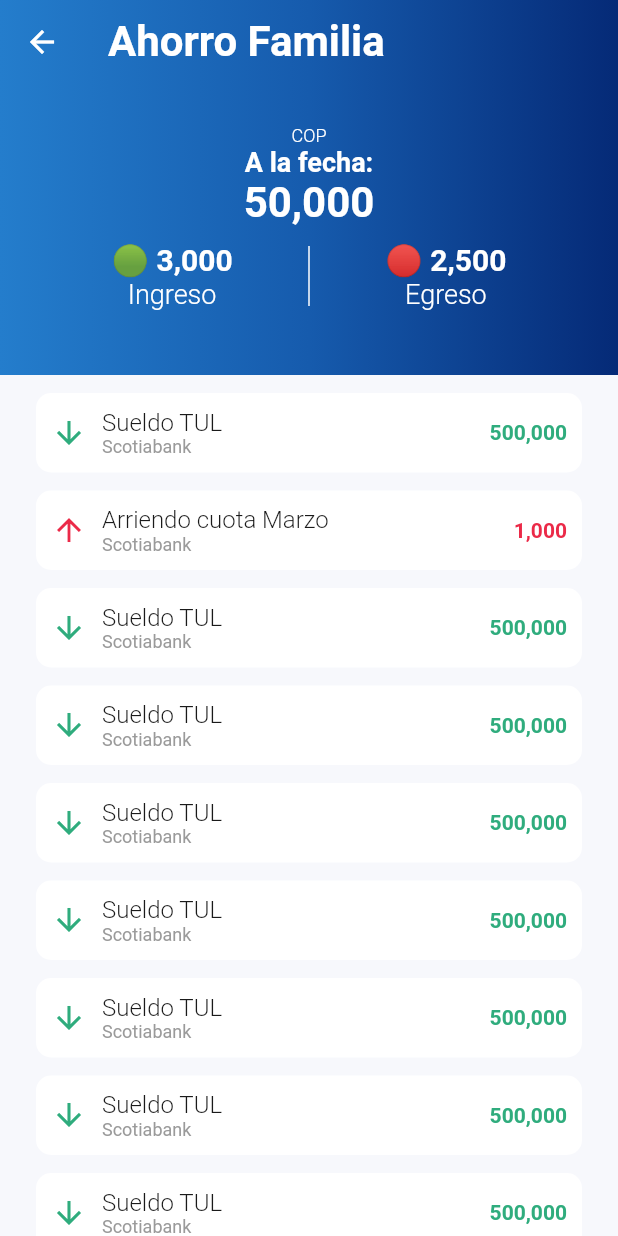
After one commit to SebasAriasDEV/Expenses-App-Frontend, a Flutter app: the screen it shows after launch, after a tap on "Ahorro Familia", on a phone screen of 412 x 824 dp. The commit adds this screen. Run offline on Flutter 3.47's test engine with Material 2 defaults, Android fonts, the phone set to English and light mode, and no system bars; our stand-ins replace flutter_svg; Roboto replaces fonts that are missing (Avenir).

Commit message:
Transaction screens for category and account

```diff
--- a/lib/main.dart
+++ b/lib/main.dart
@@ -1,5 +1,6 @@
 import 'package:flutter/material.dart';
 import 'package:i_budget_app/ui/screens/home_screen.dart';
+import 'package:i_budget_app/ui/screens/transactions_category_screen.dart';
 import 'package:i_budget_app/utils/themes.dart';
 
 void main() {
--- a/lib/models/category_model.dart
+++ b/lib/models/category_model.dart
@@ -1,6 +1,6 @@
 class TCategory {
   String name;
-  int monthlyBudget;
+  double monthlyBudget;
   String uid;
 
   static List<TCategory> dummyCategories = [
--- /dev/null
+++ b/lib/models/transaction_model.dart
@@ -0,0 +1,247 @@
+class Transaction {
+  static List<Transaction> get dummyTransactions => [
+        Transaction(
+          transactionType: 'INCOME',
+          amount: 500000,
+          date: DateTime.now(),
+          description: 'Sueldo TUL',
+          user: 'Sebas',
+          account: 'Scotiabank',
+          category: 'Sueldo',
+          uid: 'GGGGG',
+        ),
+        Transaction(
+          transactionType: 'EXPENSE',
+          amount: 1000,
+          date: DateTime.now(),
+          description: 'Arriendo cuota Marzo',
+          user: 'Sebas',
+          account: 'Scotiabank',
+          category: 'Sueldo',
+          uid: 'GGGGG',
+        ),
+        Transaction(
+          transactionType: 'INCOME',
+          amount: 500000,
+          date: DateTime.now(),
+          description: 'Sueldo TUL',
+          user: 'Sebas',
+          account: 'Scotiabank',
+          category: 'Sueldo',
+          uid: 'GGGGG',
+        ),
+        Transaction(
+          transactionType: 'INCOME',
+          amount: 500000,
+          date: DateTime.now(),
+          description: 'Sueldo TUL',
+          user: 'Sebas',
+          account: 'Scotiabank',
+          category: 'Sueldo',
+          uid: 'GGGGG',
+        ),
+        Transaction(
+          transactionType: 'INCOME',
+          amount: 500000,
+          date: DateTime.now(),
+          description: 'Sueldo TUL',
+          user: 'Sebas',
+          account: 'Scotiabank',
+          category: 'Sueldo',
+          uid: 'GGGGG',
+        ),
+        Transaction(
+          transactionType: 'INCOME',
+          amount: 500000,
+          date: DateTime.now(),
+          description: 'Sueldo TUL',
+          user: 'Sebas',
+          account: 'Scotiabank',
+          category: 'Sueldo',
+          uid: 'GGGGG',
+        ),
+        Transaction(
+          transactionType: 'INCOME',
+          amount: 500000,
+          date: DateTime.now(),
+          description: 'Sueldo TUL',
+          user: 'Sebas',
+          account: 'Scotiabank',
+          category: 'Sueldo',
+          uid: 'GGGGG',
+        ),
+        Transaction(
+          transactionType: 'INCOME',
+          amount: 500000,
+          date: DateTime.now(),
+          description: 'Sueldo TUL',
+          user: 'Sebas',
+          account: 'Scotiabank',
+          category: 'Sueldo',
+          uid: 'GGGGG',
+        ),
+        Transaction(
+          transactionType: 'INCOME',
+          amount: 500000,
+          date: DateTime.now(),
+          description: 'Sueldo TUL',
+          user: 'Sebas',
+          account: 'Scotiabank',
+          category: 'Sueldo',
+          uid: 'GGGGG',
+        ),
+        Transaction(
+          transactionType: 'INCOME',
+          amount: 500000,
+          date: DateTime.now(),
+          description: 'Sueldo TUL',
+          user: 'Sebas',
+          account: 'Scotiabank',
+          category: 'Sueldo',
+          uid: 'GGGGG',
+        ),
+        Transaction(
+          transactionType: 'INCOME',
+          amount: 500000,
+          date: DateTime.now(),
+          description: 'Sueldo TUL',
+          user: 'Sebas',
+          account: 'Scotiabank',
+          category: 'Sueldo',
+          uid: 'GGGGG',
+        ),
+        Transaction(
+          transactionType: 'INCOME',
+          amount: 500000,
+          date: DateTime.now(),
+          description: 'Sueldo TUL',
+          user: 'Sebas',
+          account: 'Scotiabank',
+          category: 'Sueldo',
+          uid: 'GGGGG',
+        ),
+        Transaction(
+          transactionType: 'INCOME',
+          amount: 500000,
+          date: DateTime.now(),
+          description: 'Sueldo TUL',
+          user: 'Sebas',
+          account: 'Scotiabank',
+          category: 'Sueldo',
+          uid: 'GGGGG',
+        ),
+        Transaction(
+          transactionType: 'INCOME',
+          amount: 500000,
+          date: DateTime.now(),
+          description: 'Sueldo TUL',
+          user: 'Sebas',
+          account: 'Scotiabank',
+          category: 'Sueldo',
+          uid: 'GGGGG',
+        ),
+        Transaction(
+          transactionType: 'INCOME',
+          amount: 500000,
+          date: DateTime.now(),
+          description: 'Sueldo TUL',
+          user: 'Sebas',
+          account: 'Scotiabank',
+          category: 'Sueldo',
+          uid: 'GGGGG',
+        ),
+        Transaction(
+          transactionType: 'INCOME',
+          amount: 500000,
+          date: DateTime.now(),
+          description: 'Sueldo TUL',
+          user: 'Sebas',
+          account: 'Scotiabank',
+          category: 'Sueldo',
+          uid: 'GGGGG',
+        ),
+        Transaction(
+          transactionType: 'INCOME',
+          amount: 500000,
+          date: DateTime.now(),
+          description: 'Sueldo TUL',
+          user: 'Sebas',
+          account: 'Scotiabank',
+          category: 'Sueldo',
+          uid: 'GGGGG',
+        ),
+        Transaction(
+          transactionType: 'INCOME',
+          amount: 500000,
+          date: DateTime.now(),
+          description: 'Sueldo TUL',
+          user: 'Sebas',
+          account: 'Scotiabank',
+          category: 'Sueldo',
+          uid: 'GGGGG',
+        ),
+        Transaction(
+          transactionType: 'INCOME',
+          amount: 500000,
+          date: DateTime.now(),
+          description: 'Sueldo TUL',
+          user: 'Sebas',
+          account: 'Scotiabank',
+          category: 'Sueldo',
+          uid: 'GGGGG',
+        ),
+        Transaction(
+          transactionType: 'INCOME',
+          amount: 500000,
+          date: DateTime.now(),
+          description: 'Sueldo TUL',
+          user: 'Sebas',
+          account: 'Scotiabank',
+          category: 'Sueldo',
+          uid: 'GGGGG',
+        ),
+      ];
+
+  Transaction({
+    required this.transactionType,
+    required this.amount,
+    required this.date,
+    required this.description,
+    required this.user,
+    required this.account,
+    required this.category,
+    required this.uid,
+  });
+  final String transactionType;
+  final double amount;
+  final DateTime date;
+  final String description;
+  final String user;
+  final String account;
+  final String category;
+  final String uid;
+
+  factory Transaction.fromJson(Map<String, dynamic> json) => Transaction(
+        transactionType: json['transactionType'],
+        amount: json['amount'],
+        date: json['date'],
+        description: json['description'],
+        user: json['user'],
+        account: json['account'],
+        category: json['category'],
+        uid: json['uid'],
+      );
+
+  Map<String, dynamic> toJson() {
+    final data = <String, dynamic>{};
+    data['transactionType'] = transactionType;
+    data['amount'] = amount;
+    data['date'] = date;
+    data['description'] = description;
+    data['user'] = user;
+    data['account'] = account;
+    data['category'] = category;
+    data['uid'] = uid;
+    return data;
+  }
+}
--- /dev/null
+++ b/lib/models/user_model.dart
@@ -0,0 +1,24 @@
+class User {
+  User({
+    required this.firstName,
+    required this.lastName,
+    required this.uid,
+  });
+  final String firstName;
+  final String lastName;
+  final String uid;
+
+  factory User.fromJson(Map<String, dynamic> json) => User(
+        firstName: json['firstName'],
+        lastName: json['lastName'],
+        uid: json['uid'],
+      );
+
+  Map<String, dynamic> toJson() {
+    final data = <String, dynamic>{};
+    data['firstName'] = firstName;
+    data['lastName'] = lastName;
+    data['uid'] = uid;
+    return data;
+  }
+}
--- a/lib/ui/components/account_card.dart
+++ b/lib/ui/components/account_card.dart
@@ -1,6 +1,7 @@
 import 'package:flutter/material.dart';
 import 'package:i_budget_app/helpers/custom_functions.dart';
 import 'package:i_budget_app/models/account_model.dart';
+import 'package:i_budget_app/ui/screens/transactions_account_screen.dart';
 import 'package:i_budget_app/utils/colors.dart';
 import 'package:i_budget_app/utils/text_themes.dart';
 
@@ -11,7 +12,12 @@ class AccountCard extends StatelessWidget {
 
   @override
   Widget build(BuildContext context) {
-    return Container(
+    return GestureDetector(
+      onTap: () => Navigator.push(
+          context,
+          MaterialPageRoute(
+              builder: (_) => TransactionsAccountScreen(account: account))),
+      child: Container(
         width: 250,
         decoration: BoxDecoration(
           color: kPrimaryColor,
@@ -21,6 +27,7 @@ class AccountCard extends StatelessWidget {
           ),
         ),
         child: CardContent(account: account),
+      ),
     );
   }
 }
--- a/lib/ui/components/category_card.dart
+++ b/lib/ui/components/category_card.dart
@@ -2,6 +2,7 @@ import 'package:flutter/material.dart';
 import 'package:flutter_svg/svg.dart';
 import 'package:i_budget_app/utils/colors.dart';
 import 'package:i_budget_app/utils/text_themes.dart';
+import '../screens/transactions_category_screen.dart';
 
 import '../../models/category_model.dart';
 
@@ -12,13 +13,19 @@ class CategoryCard extends StatelessWidget {
 
   @override
   Widget build(BuildContext context) {
-    return Container(
-      margin: const EdgeInsets.only(bottom: 10.0),
-      decoration: BoxDecoration(
-        color: kWhiteColor,
-        borderRadius: BorderRadius.circular(10.0),
+    return GestureDetector(
+      onTap: () => Navigator.push(
+          context,
+          MaterialPageRoute(
+              builder: (_) => TransactionsCategoryScreen(category: category))),
+      child: Container(
+        margin: const EdgeInsets.only(bottom: 10.0),
+        decoration: BoxDecoration(
+          color: kWhiteColor,
+          borderRadius: BorderRadius.circular(10.0),
+        ),
+        child: CategoryCardContent(category: category),
       ),
-      child: CategoryCardContent(category: category),
     );
   }
 }
--- /dev/null
+++ b/lib/ui/components/transactions/flexible_app_bar_content.dart
@@ -0,0 +1,94 @@
+import 'package:flutter/material.dart';
+
+import '../../../helpers/custom_functions.dart';
+import '../../../utils/colors.dart';
+import '../../../utils/text_themes.dart';
+import '../../../utils/themes.dart';
+
+class FlexibleSpaceContent extends StatelessWidget {
+  const FlexibleSpaceContent({
+    super.key,
+    required this.balance,
+    required this.income,
+    required this.outcome,
+  });
+
+  final double balance;
+  final double income;
+  final double outcome;
+
+  @override
+  Widget build(BuildContext context) {
+    return Container(
+      decoration: const BoxDecoration(
+        color: kPrimaryColor,
+        gradient: LinearGradient(
+          colors: [kPrimaryColorLight, kPrimaryColor, kPrimaryColorDark],
+        ),
+      ),
+      child: SafeArea(
+        child: Padding(
+          padding: EdgeInsets.only(
+            left: CustomThemes.horizontalPadding,
+            right: CustomThemes.horizontalPadding,
+            bottom: 20,
+            top: 60,
+          ),
+          child: Column(
+            mainAxisAlignment: MainAxisAlignment.center,
+            children: [
+              Text(
+                'COP',
+                style: paragraph6.copyWith(color: kWhiteColor),
+              ),
+              Text(
+                'A la fecha:',
+                style: headline5.copyWith(color: kWhiteColor),
+              ),
+              Text(
+                CustomFunctions.formatNumber(balance),
+                style: headline2.copyWith(color: kWhiteColor),
+              ),
+              const SizedBox(height: 10),
+              Row(
+                mainAxisAlignment: MainAxisAlignment.spaceEvenly,
+                children: [
+                  Column(
+                    crossAxisAlignment: CrossAxisAlignment.center,
+                    children: [
+                      Text(
+                        '🟢 ${CustomFunctions.formatNumber(income)}',
+                        style: headline4.copyWith(color: kWhiteColor),
+                      ),
+                      Text(
+                        'Ingreso',
+                        style: paragraph1.copyWith(color: kWhiteColor),
+                      ),
+                    ],
+                  ),
+                  Container(
+                    width: 1,
+                    height: 40,
+                    color: kWhiteColor,
+                  ),
+                  Column(
+                    children: [
+                      Text(
+                        '🔴 ${CustomFunctions.formatNumber(outcome)}',
+                        style: headline4.copyWith(color: kWhiteColor),
+                      ),
+                      Text(
+                        'Egreso',
+                        style: paragraph1.copyWith(color: kWhiteColor),
+                      ),
+                    ],
+                  ),
+                ],
+              )
+            ],
+          ),
+        ),
+      ),
+    );
+  }
+}
--- /dev/null
+++ b/lib/ui/components/transactions/transaction_card.dart
@@ -0,0 +1,53 @@
+import 'package:flutter/material.dart';
+
+import '../../../helpers/custom_functions.dart';
+import '../../../models/transaction_model.dart';
+import '../../../utils/colors.dart';
+import '../../../utils/text_themes.dart';
+
+class TransactionCard extends StatelessWidget {
+  const TransactionCard({
+    super.key,
+    required this.transaction,
+  });
+
+  final Transaction transaction;
+
+  @override
+  Widget build(BuildContext context) {
+    return Container(
+        margin: const EdgeInsets.only(top: 12.0),
+        padding: const EdgeInsets.all(10.0),
+        decoration: BoxDecoration(
+          color: kWhiteColor,
+          borderRadius: BorderRadius.circular(10.0),
+        ),
+        child: Row(
+          mainAxisAlignment: MainAxisAlignment.spaceBetween,
+          children: [
+            Row(
+              children: [
+                transaction.transactionType == 'INCOME'
+                    ? const Icon(Icons.arrow_downward, color: kSuccessColor)
+                    : const Icon(Icons.arrow_upward, color: kErrorColor),
+                const SizedBox(width: 10),
+                Column(
+                  crossAxisAlignment: CrossAxisAlignment.start,
+                  children: [
+                    Text(transaction.description, style: paragraph2),
+                    Text(transaction.account, style: paragraph7),
+                  ],
+                ),
+              ],
+            ),
+            Text(
+              CustomFunctions.formatNumber(transaction.amount),
+              style: headline7.copyWith(
+                  color: transaction.transactionType == 'INCOME'
+                      ? kSuccessColor
+                      : kErrorColor),
+            )
+          ],
+        ));
+  }
+}
--- a/lib/ui/screens/home_screen.dart
+++ b/lib/ui/screens/home_screen.dart
@@ -1,4 +1,3 @@
-import 'package:flutter/foundation.dart';
 import 'package:flutter/material.dart';
 
 import 'package:i_budget_app/models/account_model.dart';
@@ -25,6 +24,7 @@ class HomeScreen extends StatelessWidget {
         ),
       ),
       body: SafeArea(
+        bottom: false,
         child: Padding(
           padding:
               EdgeInsets.symmetric(horizontal: CustomThemes.horizontalPadding),
@@ -40,16 +40,7 @@ class HomeScreen extends StatelessWidget {
                 ...dummyCategories
                     .map((c) => CategoryCard(category: c))
                     .toList(),
-
-                // Expanded(
-                //   flex: 3,
-                //   child: ListView.separated(
-                //     itemBuilder: (_, index) =>
-                //         CategoryCard(category: dummyCategories[index]),
-                //     separatorBuilder: (_, index) => const SizedBox(height: 10),
-                //     itemCount: dummyCategories.length,
-                //   ),
-                // )
+                const SizedBox(height: 20),
               ],
             ),
           ),
--- /dev/null
+++ b/lib/ui/screens/transactions_account_screen.dart
@@ -0,0 +1,62 @@
+import 'package:flutter/material.dart';
+import 'package:i_budget_app/models/account_model.dart';
+import 'package:i_budget_app/models/transaction_model.dart';
+import 'package:i_budget_app/utils/colors.dart';
+import 'package:i_budget_app/utils/text_themes.dart';
+import 'package:i_budget_app/utils/themes.dart';
+
+import '../components/transactions/flexible_app_bar_content.dart';
+import '../components/transactions/transaction_card.dart';
+
+class TransactionsAccountScreen extends StatelessWidget {
+  const TransactionsAccountScreen({
+    super.key,
+    required this.account,
+  });
+
+  final Account account;
+
+  @override
+  Widget build(BuildContext context) {
+    final dummyTransactions = Transaction.dummyTransactions;
+
+    return Scaffold(
+      body: CustomScrollView(
+        slivers: [
+          SliverAppBar(
+            // pinned: true,
+            title: Text(account.name,
+                style: headline2.copyWith(color: kWhiteColor)),
+            leading: const BackButton(color: kWhiteColor),
+            expandedHeight: 250,
+            flexibleSpace: FlexibleSpaceBar(
+              // title: Text('Movimientos!!', selectionColor: Colors.red),
+              background: FlexibleSpaceContent(
+                  balance: account.balance, income: 2500, outcome: 8000),
+            ),
+          ),
+          SliverList(
+            delegate: SliverChildListDelegate(
+              [
+                Padding(
+                  padding: EdgeInsets.symmetric(
+                      horizontal: CustomThemes.horizontalPadding),
+                  child: Column(
+                    crossAxisAlignment: CrossAxisAlignment.stretch,
+                    children: [
+                      ...dummyTransactions
+                          .map((t) => TransactionCard(
+                                transaction: t,
+                              ))
+                          .toList(),
+                    ],
+                  ),
+                )
+              ],
+            ),
+          )
+        ],
+      ),
+    );
+  }
+}
--- /dev/null
+++ b/lib/ui/screens/transactions_category_screen.dart
@@ -0,0 +1,62 @@
+import 'package:flutter/material.dart';
+import 'package:i_budget_app/models/category_model.dart';
+import 'package:i_budget_app/models/transaction_model.dart';
+import 'package:i_budget_app/utils/colors.dart';
+import 'package:i_budget_app/utils/text_themes.dart';
+import 'package:i_budget_app/utils/themes.dart';
+
+import '../components/transactions/flexible_app_bar_content.dart';
+import '../components/transactions/transaction_card.dart';
+
+class TransactionsCategoryScreen extends StatelessWidget {
+  const TransactionsCategoryScreen({super.key, required this.category});
+
+  final TCategory category;
+
+  @override
+  Widget build(BuildContext context) {
+    final dummyTransactions = Transaction.dummyTransactions;
+
+    return Scaffold(
+      body: CustomScrollView(
+        slivers: [
+          SliverAppBar(
+            // pinned: true,
+            title: Text(category.name,
+                style: headline2.copyWith(color: kWhiteColor)),
+            leading: const BackButton(color: kWhiteColor),
+            expandedHeight: 250,
+            flexibleSpace: const FlexibleSpaceBar(
+              // title: Text('Movimientos!!', selectionColor: Colors.red),
+              background: FlexibleSpaceContent(
+                balance: 50000,
+                income: 3000,
+                outcome: 2500,
+              ),
+            ),
+          ),
+          SliverList(
+            delegate: SliverChildListDelegate(
+              [
+                Padding(
+                  padding: EdgeInsets.symmetric(
+                      horizontal: CustomThemes.horizontalPadding),
+                  child: Column(
+                    crossAxisAlignment: CrossAxisAlignment.stretch,
+                    children: [
+                      ...dummyTransactions
+                          .map((t) => TransactionCard(
+                                transaction: t,
+                              ))
+                          .toList(),
+                    ],
+                  ),
+                )
+              ],
+            ),
+          )
+        ],
+      ),
+    );
+  }
+}
--- a/lib/utils/themes.dart
+++ b/lib/utils/themes.dart
@@ -1,5 +1,6 @@
 import 'package:flutter/material.dart';
 import 'package:i_budget_app/utils/colors.dart';
+import 'package:i_budget_app/utils/text_themes.dart';
 
 class CustomThemes {
   static double horizontalPadding = 24.0;
@@ -13,8 +14,8 @@ class CustomThemes {
 
     //Appbar
     appBarTheme: const AppBarTheme().copyWith(
-      elevation: 0.0,
-      backgroundColor: Colors.transparent,
-    ),
+        elevation: 0.0,
+        backgroundColor: kWhiteColor,
+        iconTheme: IconThemeData().copyWith(color: kPrimaryColor)),
   );
 }
```
Lines whose indentation alone changed are shown as unchanged.
